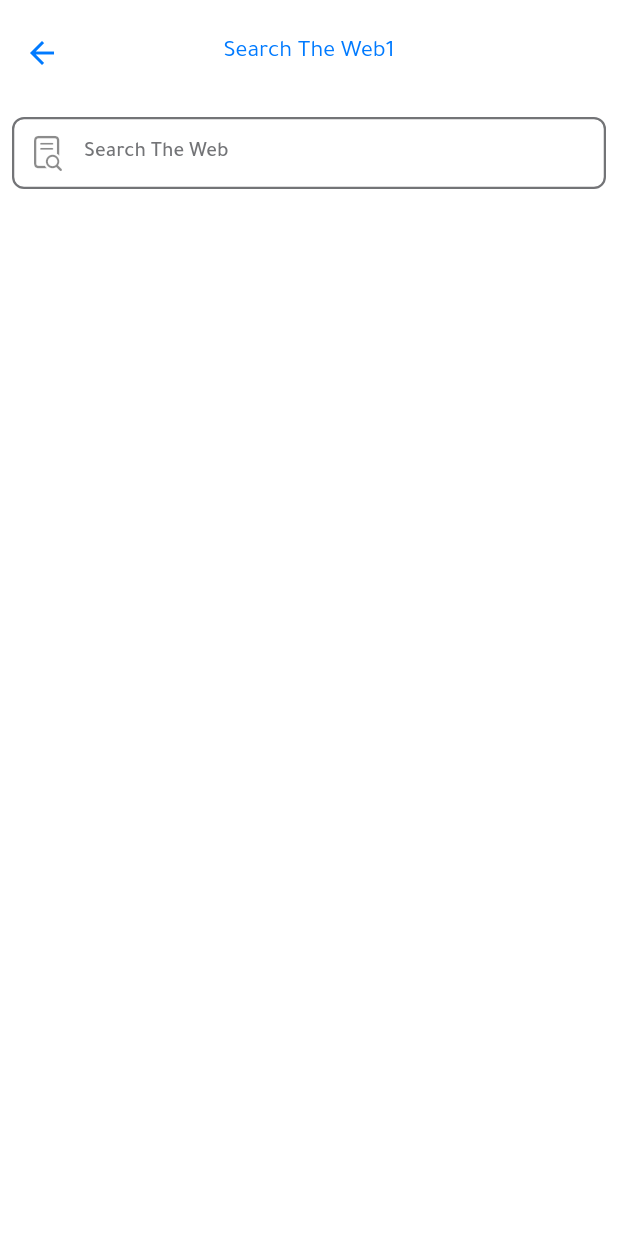
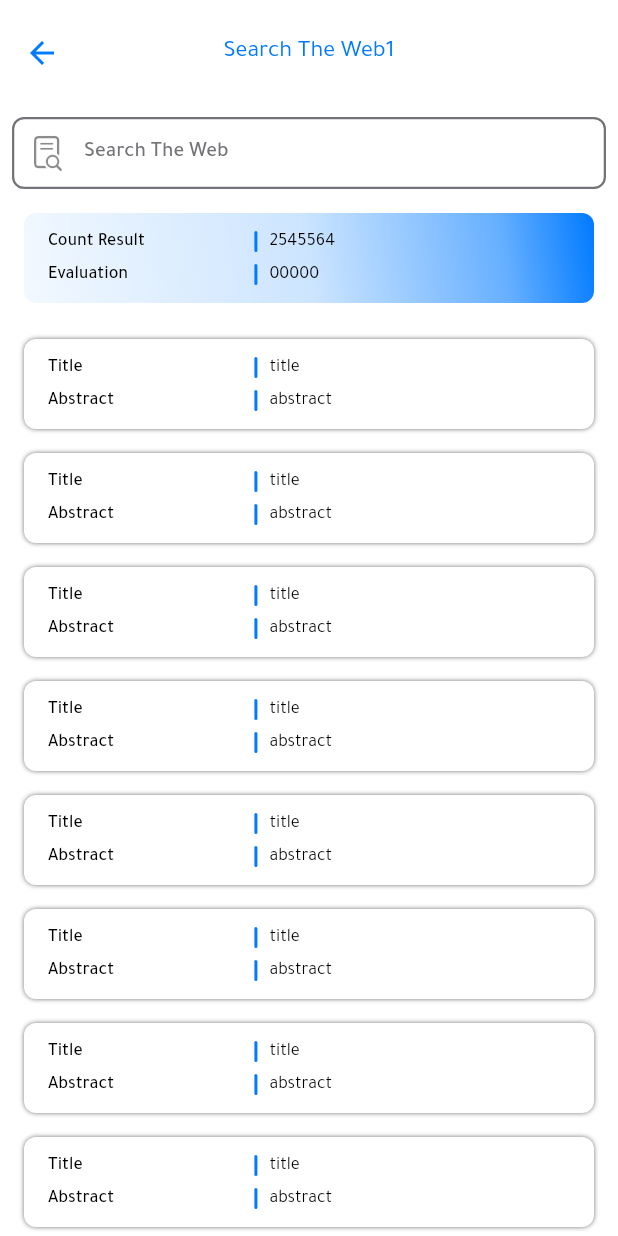
Before and after one commit to Mohammad-al-rifai/search_engine, a Flutter app: the Search1Screen screen opened directly, on a phone screen of 412 x 824 dp. Run offline on Flutter 3.47's test engine with Material 2 defaults, Android fonts, the light colour scheme and no system bars; our stand-ins replace bloc, dio, flutter_bloc, lottie, pretty_dio_logger.

Commit message:
Search Done

```diff
--- /dev/null
+++ b/lib/data/models/search_model.dart
@@ -0,0 +1,47 @@
+class SearchModel {
+  List<SearchData>? data;
+  int? countResult;
+  List<double>? evaluation;
+
+  SearchModel({this.data, this.countResult, this.evaluation});
+
+  SearchModel.fromJson(Map<String, dynamic> json) {
+    if (json['data'] != null) {
+      data = <SearchData>[];
+      json['data'].forEach((v) {
+        data!.add(SearchData.fromJson(v));
+      });
+    }
+    countResult = json['count_result'];
+    evaluation = json['evaluation'].cast<double>();
+  }
+
+  Map<String, dynamic> toJson() {
+    final Map<String, dynamic> data = <String, dynamic>{};
+    if (this.data != null) {
+      data['data'] = this.data!.map((v) => v.toJson()).toList();
+    }
+    data['count_result'] = countResult;
+    data['evaluation'] = evaluation;
+    return data;
+  }
+}
+
+class SearchData {
+  String? title;
+  String? abstract;
+
+  SearchData({this.title, this.abstract});
+
+  SearchData.fromJson(Map<String, dynamic> json) {
+    title = json['title'];
+    abstract = json['abstract'];
+  }
+
+  Map<String, dynamic> toJson() {
+    final Map<String, dynamic> data = <String, dynamic>{};
+    data['title'] = title;
+    data['abstract'] = abstract;
+    return data;
+  }
+}
--- /dev/null
+++ b/lib/data/models/search_model.json
@@ -0,0 +1,20 @@
+{
+  "data": [
+    {
+      "title": "jhfhjbhfbjhbfkjfbjhbjhbfjhb",
+      "abstract": "nnnnnnnndhjdjhhjjbjbdjbj"
+    },
+    {
+      "title": "jhfhjbhfbjhbfkjfbjhbjhbfjhb",
+      "abstract": "nnnnnnnndhjdjhhjjbjbdjbj"
+    }
+  ],
+  "count_result": 382545,
+  "evaluation": [
+    0.3,
+    0.3,
+    0.05357142857142857,
+    0.3611111111111111,
+    0.5
+  ]
+}
--- /dev/null
+++ b/lib/presentations/components/pair_widget.dart
@@ -0,0 +1,65 @@
+import 'package:flutter/material.dart';
+import 'package:search_engine_app/presentations/components/styles_manager.dart';
+import 'package:search_engine_app/presentations/components/values_manager.dart';
+
+import '../resourses/color_manager.dart';
+
+class PairWidget extends StatelessWidget {
+  const PairWidget({
+    Key? key,
+    required this.label,
+    required this.value,
+    this.withDivider = true,
+  }) : super(key: key);
+  final String? label;
+  final String? value;
+  final bool withDivider;
+
+  @override
+  Widget build(BuildContext context) {
+    return Padding(
+      padding: const EdgeInsetsDirectional.symmetric(
+          horizontal: AppPadding.p8, vertical: AppPadding.p4),
+      child: Row(
+        mainAxisAlignment: MainAxisAlignment.start,
+        mainAxisSize: MainAxisSize.min,
+        children: [
+          Expanded(
+            flex: 2,
+            child: Text(
+              label ?? '',
+              maxLines: 2,
+              textAlign: TextAlign.justify,
+              style: getMediumStyle(
+                color: ColorManager.black,
+              ),
+            ),
+          ),
+          (withDivider)
+              ? Container(
+                  margin: const EdgeInsetsDirectional.only(
+                    start: AppMargin.m4,
+                    end: AppMargin.m8,
+                  ),
+                  width: 2.0,
+                  height: 14.0,
+                  decoration: BoxDecoration(
+                    color: ColorManager.primary,
+                    borderRadius: BorderRadiusDirectional.circular(AppSize.s4),
+                  ),
+                )
+              : const SizedBox(),
+          Expanded(
+            flex: 3,
+            child: Text(
+              value ?? '',
+              maxLines: 5,
+              textAlign: TextAlign.justify,
+              style: getRegularStyle(color: ColorManager.black),
+            ),
+          ),
+        ],
+      ),
+    );
+  }
+}
--- a/lib/presentations/cubit/search_cubit/search_cubit.dart
+++ b/lib/presentations/cubit/search_cubit/search_cubit.dart
@@ -3,6 +3,8 @@
 import 'package:meta/meta.dart';
 import 'package:search_engine_app/config/urls.dart';
 import 'package:search_engine_app/data/network/remote/dio_helper.dart';
+
+import '../../../data/models/search_model.dart';
 
 part 'search_states.dart';
 
@@ -10,6 +12,7 @@
   SearchCubit() : super(SearchInitialState());
 
   static SearchCubit get(context) => BlocProvider.of(context);
+  SearchModel searchModel = SearchModel();
 
   search1({
     required String value,
@@ -23,6 +26,7 @@
         },
       ),
     ).then((value) {
+      searchModel = SearchModel.fromJson(value.data);
       emit(SearchDoneState());
     }).catchError((err) {
       print(err.toString());
--- a/lib/presentations/search1/search1_screen.dart
+++ b/lib/presentations/search1/search1_screen.dart
@@ -1,5 +1,8 @@
 import 'package:flutter/cupertino.dart';
 import 'package:flutter/material.dart';
+import 'package:search_engine_app/data/models/search_model.dart';
+import 'package:search_engine_app/presentations/components/pair_widget.dart';
+import 'package:search_engine_app/presentations/resourses/color_manager.dart';
 
 import '../components/text_form_field.dart';
 import '../components/values_manager.dart';
@@ -33,10 +36,78 @@
                 label: 'Search The Web',
                 prefixIcon: CupertinoIcons.doc_text_search,
                 validator: (String value) {},
+                onTap: () {},
+              ),
+            ),
+            Padding(
+              padding: const EdgeInsets.only(
+                  top: AppPadding.p8, bottom: AppPadding.p8),
+              child: Container(
+                margin: const EdgeInsetsDirectional.all(AppMargin.m8),
+                padding: const EdgeInsetsDirectional.all(AppPadding.p8),
+                decoration: BoxDecoration(
+                  // color: ColorManager.white,
+                  borderRadius: BorderRadiusDirectional.circular(AppSize.s8),
+                  gradient: LinearGradient(
+                    begin: Alignment.bottomLeft,
+                    end: Alignment.topRight,
+                    colors: [
+                      ColorManager.primary.withOpacity(.05),
+                      ColorManager.primary.withOpacity(.1),
+                      ColorManager.primary.withOpacity(.15),
+                      ColorManager.primary.withOpacity(.2),
+                      ColorManager.primary.withOpacity(.4),
+                      ColorManager.primary.withOpacity(.6),
+                      ColorManager.primary,
+                    ],
+                  ),
+                ),
+                child: const Column(
+                  mainAxisSize: MainAxisSize.min,
+                  children: [
+                    PairWidget(label: 'Count Result', value: '2545564'),
+                    PairWidget(label: 'Evaluation', value: '00000'),
+                  ],
+                ),
+              ),
+            ),
+            Expanded(
+              child: ListView.builder(
+                physics: const BouncingScrollPhysics(),
+                itemBuilder: (context, index) {
+                  return buildSearchItem(
+                    data: SearchData(title: 'title', abstract: 'abstract'),
+                  );
+                },
+                itemCount: 10,
               ),
             ),
           ],
         ),
+      ),
+    );
+  }
+
+  Widget buildSearchItem({required SearchData data}) {
+    return Container(
+      margin: const EdgeInsetsDirectional.all(AppMargin.m8),
+      padding: const EdgeInsetsDirectional.all(AppPadding.p8),
+      decoration: BoxDecoration(
+        color: ColorManager.white,
+        borderRadius: BorderRadiusDirectional.circular(AppSize.s8),
+        boxShadow: const [
+          BoxShadow(
+            color: ColorManager.grey,
+            blurRadius: 2.0,
+          ),
+        ],
+      ),
+      child: Column(
+        mainAxisSize: MainAxisSize.min,
+        children: [
+          PairWidget(label: 'Title', value: data.title),
+          PairWidget(label: 'Abstract', value: data.abstract),
+        ],
       ),
     );
   }
--- a/pubspec.yaml
+++ b/pubspec.yaml
@@ -36,7 +36,6 @@
   pretty_dio_logger: ^1.1.1
   flutter_bloc: ^8.1.2
   bloc: ^8.1.1
-
   # The following adds the Cupertino Icons font to your application.
   # Use with the CupertinoIcons class for iOS style icons.
   cupertino_icons: ^1.0.2
```
